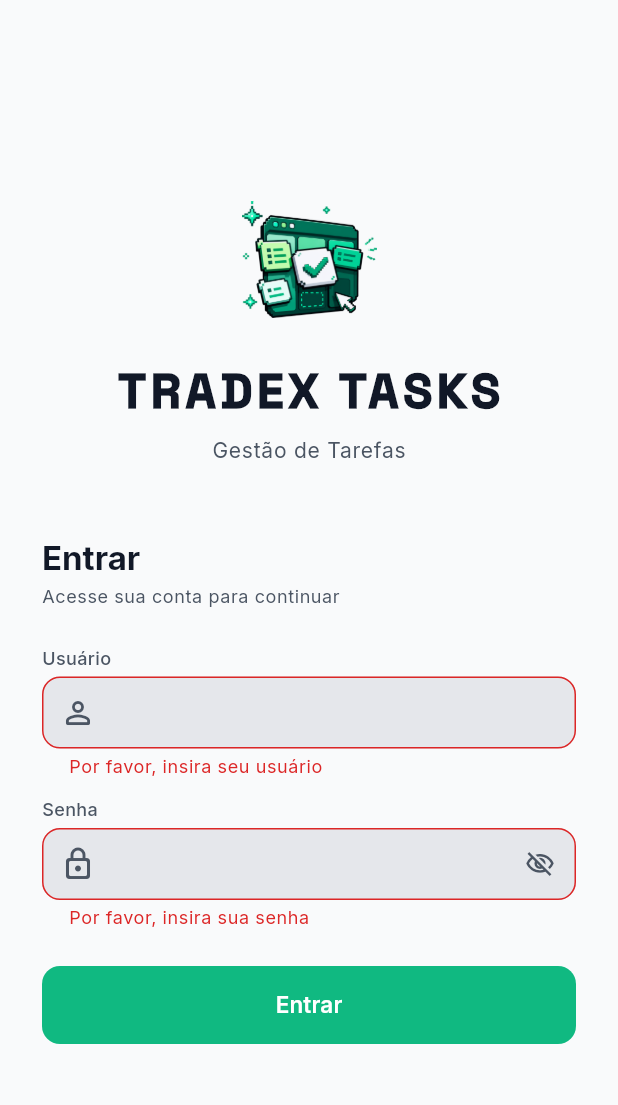
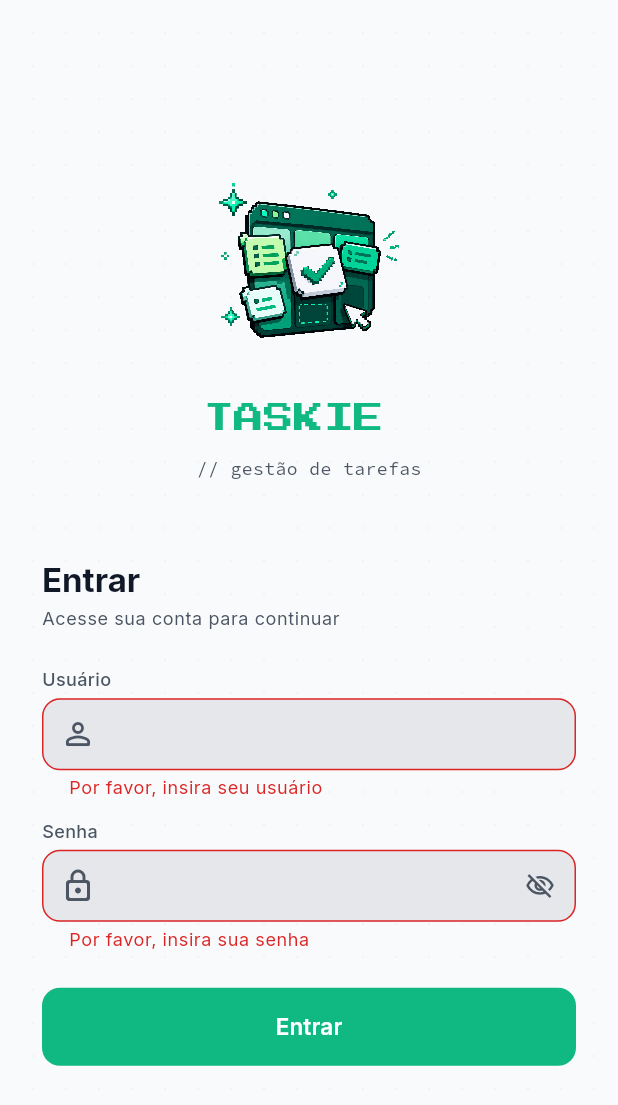
Before and after one commit to igoranthony/taskie, a Flutter app: the screen it shows after launch, after a tap on "Entrar", on a phone screen of 412 x 824 dp. Shown: the top 1105 px of the screen. Run offline on Flutter 3.47's test engine with Material 3 defaults, Android fonts, the light colour scheme and no system bars; our stand-ins replace dio, equatable, flutter_bloc, flutter_dotenv, flutter_secure_storage, flutter_svg and 5 more; missing offline and left inert: gestao_tarefas_tradex; accounts and stored records are empty.

Commit message:
feat(mobile): atualiza feature de autenticação

```diff
--- a/mobile/lib/features/authentication/data/models/user_model.dart
+++ b/mobile/lib/features/authentication/data/models/user_model.dart
@@ -8,7 +8,7 @@ part 'user_model.g.dart';
 String _idFromJson(dynamic v) => v.toString();
 
 @freezed
-class UserModel with _$UserModel {
+abstract class UserModel with _$UserModel {
   const UserModel._();
 
   const factory UserModel({
--- a/mobile/lib/features/authentication/presentation/bloc/auth_bloc.dart
+++ b/mobile/lib/features/authentication/presentation/bloc/auth_bloc.dart
@@ -1,4 +1,4 @@
-import 'package:gestao_tarefas_tradex/core/errors/app_error_parser.dart';
+import 'package:taskie/core/errors/app_error_parser.dart';
 import 'package:flutter_bloc/flutter_bloc.dart';
 import '../../domain/repositories/auth_repository.dart';
 import '../../domain/usecases/get_current_user.dart';
--- a/mobile/lib/features/authentication/presentation/cubit/users_cubit.dart
+++ b/mobile/lib/features/authentication/presentation/cubit/users_cubit.dart
@@ -1,4 +1,4 @@
-import 'package:gestao_tarefas_tradex/core/errors/app_error_parser.dart';
+import 'package:taskie/core/errors/app_error_parser.dart';
 import 'package:dio/dio.dart';
 import 'package:flutter_bloc/flutter_bloc.dart';
 import '../../../../core/network/api_endpoints.dart';
--- a/mobile/lib/features/authentication/presentation/pages/login_page.dart
+++ b/mobile/lib/features/authentication/presentation/pages/login_page.dart
@@ -1,3 +1,4 @@
+import 'dart:async';
 import 'package:flutter/material.dart';
 import 'package:flutter_bloc/flutter_bloc.dart';
 import 'package:google_fonts/google_fonts.dart';
@@ -20,9 +21,20 @@ class _LoginPageState extends State<LoginPage> {
   final _formKey = GlobalKey<FormState>();
   final _usernameController = TextEditingController();
   final _passwordController = TextEditingController();
+  late final Timer _cursorTimer;
+  bool _showCursor = true;
+
+  @override
+  void initState() {
+    super.initState();
+    _cursorTimer = Timer.periodic(const Duration(milliseconds: 530), (_) {
+      setState(() => _showCursor = !_showCursor);
+    });
+  }
 
   @override
   void dispose() {
+    _cursorTimer.cancel();
     _usernameController.dispose();
     _passwordController.dispose();
     super.dispose();
@@ -45,18 +57,13 @@ class _LoginPageState extends State<LoginPage> {
       },
       child: Scaffold(
         backgroundColor: cs.surface,
-        body: SafeArea(
+        body: CustomPaint(
+          painter: _PixelGridPainter(color: cs.outlineVariant.withValues(alpha: 0.35)),
+          child: SafeArea(
             child: BlocBuilder<AuthBloc, AuthState>(
               builder: (context, state) {
-              return SingleChildScrollView(
+                return Padding(
                   padding: const EdgeInsets.symmetric(horizontal: 28),
-                child: ConstrainedBox(
-                  constraints: BoxConstraints(
-                    minHeight: MediaQuery.of(context).size.height -
-                        MediaQuery.of(context).padding.top -
-                        MediaQuery.of(context).padding.bottom,
-                  ),
-                  child: IntrinsicHeight(
                   child: Form(
                     key: _formKey,
                     child: Column(
@@ -70,32 +77,46 @@ class _LoginPageState extends State<LoginPage> {
                                 children: [
                                   Image.asset(
                                     'assets/logo.png',
-                                  width: 90,
-                                  height: 90,
+                                    width: 120,
+                                    height: 120,
+                                    filterQuality: FilterQuality.none,
                                   ),
-                                const SizedBox(height: 20),
-                                Text(
-                                  'TRADEX TASKS',
-                                  style: GoogleFonts.spaceGrotesk(
-                                    fontSize: tt.headlineLarge?.fontSize,
-                                    fontWeight: FontWeight.w900,
-                                    color: cs.onSurface,
-                                    letterSpacing: 3,
+                                  const SizedBox(height: 28),
+                                  RichText(
+                                    text: TextSpan(
+                                      children: [
+                                        TextSpan(
+                                          text: 'TASKIE',
+                                          style: GoogleFonts.pressStart2p(
+                                            fontSize: 20,
+                                            color: cs.primary,
+                                            height: 1.4,
                                           ),
                                         ),
-                                const SizedBox(height: 6),
+                                        TextSpan(
+                                          text: _showCursor ? '_' : ' ',
+                                          style: GoogleFonts.pressStart2p(
+                                            fontSize: 20,
+                                            color: cs.primary,
+                                          ),
+                                        ),
+                                      ],
+                                    ),
+                                  ),
+                                  const SizedBox(height: 14),
                                   Text(
-                                  'Gestão de Tarefas',
-                                  style: tt.bodyMedium?.copyWith(
+                                    '// gestão de tarefas',
+                                    style: GoogleFonts.sourceCodePro(
+                                      fontSize: 12,
                                       color: cs.onSurfaceVariant,
-                                    letterSpacing: 0.5,
+                                      letterSpacing: 0.3,
                                     ),
                                   ),
                                 ],
                               ),
                             ),
 
-                          const SizedBox(height: 48),
+                            const SizedBox(height: 52),
 
                             // ── Form ────────────────────────────────────
                             Text(
@@ -150,10 +171,9 @@ class _LoginPageState extends State<LoginPage> {
                           ],
                         ),
                       ),
-                  ),
-                ),
                 );
               },
+            ),
           ),
         ),
       ),
@@ -171,3 +191,29 @@ class _LoginPageState extends State<LoginPage> {
     }
   }
 }
+
+class _PixelGridPainter extends CustomPainter {
+  final Color color;
+
+  const _PixelGridPainter({required this.color});
+
+  @override
+  void paint(Canvas canvas, Size size) {
+    final paint = Paint()
+      ..color = color
+      ..style = PaintingStyle.fill;
+    const spacing = 22.0;
+    const dotSize = 1.5;
+    for (double x = spacing; x < size.width; x += spacing) {
+      for (double y = spacing; y < size.height; y += spacing) {
+        canvas.drawRect(
+          Rect.fromCenter(center: Offset(x, y), width: dotSize, height: dotSize),
+          paint,
+        );
+      }
+    }
+  }
+
+  @override
+  bool shouldRepaint(_PixelGridPainter old) => old.color != color;
+}
```
Also changed, not shown: mobile/lib/features/authentication/data/models/user_model.freezed.dart, mobile/lib/features/authentication/data/models/user_model.g.dart, mobile/lib/features/authentication/presentation/bloc/auth_event.freezed.dart, mobile/lib/features/authentication/presentation/bloc/auth_state.freezed.dart, mobile/lib/features/authentication/presentation/cubit/users_state.freezed.dart. Lines whose indentation alone changed are shown as unchanged.
